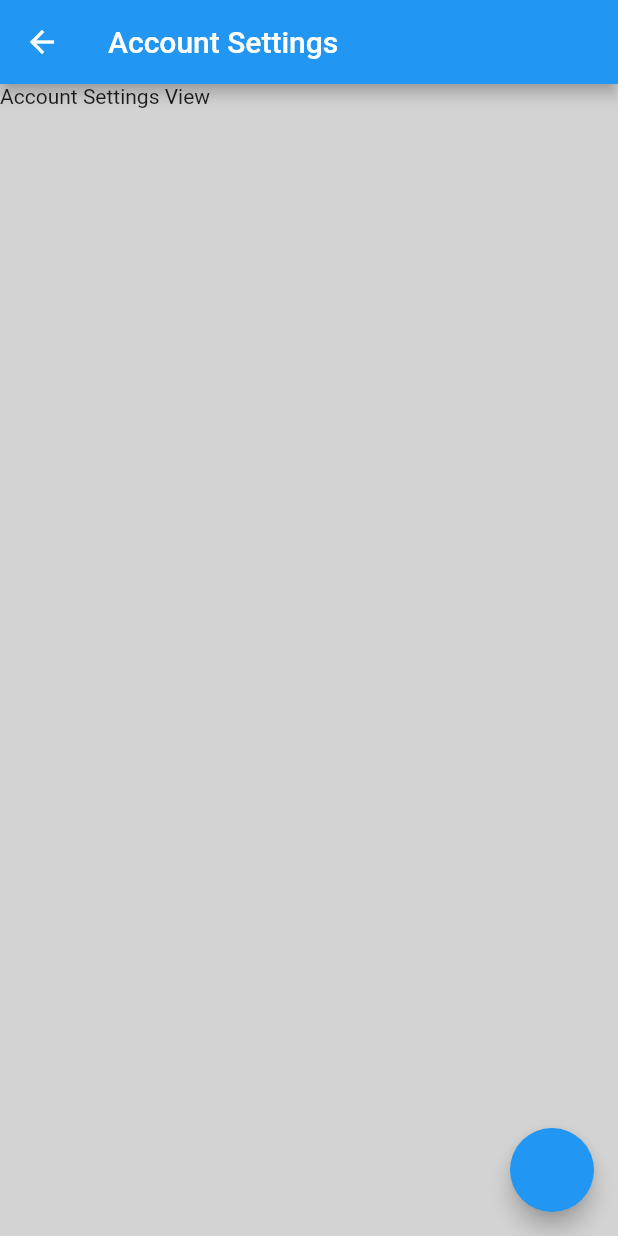
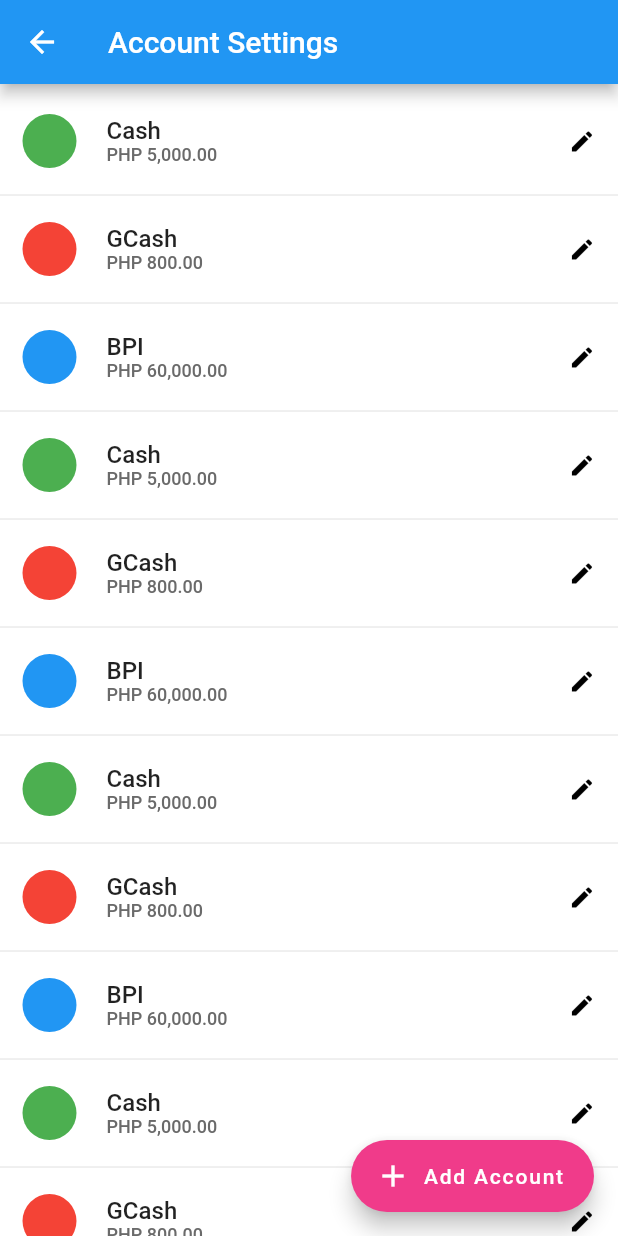
Before and after one commit to joneldominic/personal-finance-management-app, a Flutter app: the AccountSettingsView screen opened by its route, on a phone screen of 412 x 824 dp. Run offline on Flutter 3.47's test engine with Material 2 defaults, Android fonts, the phone set to English and light mode, and no system bars; our stand-ins replace freezed_annotation, logger, stacked, stacked_core, stacked_services; generated files the repository leaves out were written again.

Commit message:
Added Account Settings List Item; Improve FAB UI

```diff
--- a/lib/app/app.locator.dart
+++ b/lib/app/app.locator.dart
@@ -6,6 +6,7 @@
 
 // ignore_for_file: public_member_api_docs
 
+// ignore: depend_on_referenced_packages
 import 'package:stacked_core/stacked_core.dart';
 import 'package:stacked_services/stacked_services.dart';
 
--- /dev/null
+++ b/lib/ui/components/account_list_item.dart
@@ -0,0 +1,56 @@
+import 'package:flutter/material.dart';
+import 'package:personal_finance_management_app/ui/themes/custom_theme.dart';
+
+class AccountListItem extends StatelessWidget {
+  const AccountListItem({
+    Key? key,
+    this.accountName,
+    this.color,
+    this.amount,
+  }) : super(key: key);
+
+  final String? accountName;
+  final Color? color;
+  final String? amount;
+
+  @override
+  Widget build(BuildContext context) {
+    final customTheme = Theme.of(context).extension<CustomTheme>()!;
+
+    return ListTile(
+      contentPadding: const EdgeInsets.fromLTRB(15, 0, 0, 0),
+      leading: CircleAvatar(
+        radius: 18,
+        backgroundColor: color,
+      ),
+      title: Column(
+        crossAxisAlignment: CrossAxisAlignment.start,
+        children: [
+          Text(
+            accountName ?? '',
+            style: const TextStyle(
+              fontSize: 16,
+              fontWeight: FontWeight.w500,
+            ),
+          ),
+          Text(
+            amount ?? "",
+            style: TextStyle(
+              fontSize: 12,
+              color: customTheme.customLightGrey,
+              fontWeight: FontWeight.w500,
+            ),
+          ),
+        ],
+      ),
+      trailing: IconButton(
+        icon: Icon(
+          Icons.edit,
+          size: 18,
+          color: customTheme.primaryTextColor,
+        ),
+        onPressed: () {},
+      ),
+    );
+  }
+}
--- a/lib/ui/views/account_settings/account_settings_view.dart
+++ b/lib/ui/views/account_settings/account_settings_view.dart
@@ -1,4 +1,5 @@
 import 'package:flutter/material.dart';
+import 'package:personal_finance_management_app/ui/components/account_list_item.dart';
 import 'package:personal_finance_management_app/ui/themes/custom_theme.dart';
 
 // View: Shows the UI to the user.
@@ -14,15 +15,80 @@ class AccountSettingsView extends StatelessWidget {
   Widget build(BuildContext context) {
     final customTheme = Theme.of(context).extension<CustomTheme>()!;
 
+    final List<Color> colors = <Color>[
+      Colors.green,
+      Colors.red,
+      Colors.blue,
+      Colors.green,
+      Colors.red,
+      Colors.blue,
+      Colors.green,
+      Colors.red,
+      Colors.blue,
+      Colors.green,
+      Colors.red,
+      Colors.blue,
+    ];
+
+    final List<String> accountNames = <String>[
+      'Cash',
+      'GCash',
+      'BPI',
+      'Cash',
+      'GCash',
+      'BPI',
+      'Cash',
+      'GCash',
+      'BPI',
+      'Cash',
+      'GCash',
+      'BPI',
+    ];
+
+    final List<String> amounts = <String>[
+      "PHP 5,000.00",
+      "PHP 800.00",
+      "PHP 60,000.00",
+      "PHP 5,000.00",
+      "PHP 800.00",
+      "PHP 60,000.00",
+      "PHP 5,000.00",
+      "PHP 800.00",
+      "PHP 60,000.00",
+      "PHP 5,000.00",
+      "PHP 800.00",
+      "PHP 60,000.00",
+    ];
+
     return Scaffold(
-      floatingActionButton: FloatingActionButton(
+      floatingActionButton: FloatingActionButton.extended(
+        backgroundColor: customTheme.primaryAccent,
+        foregroundColor: Colors.white,
         onPressed: () {},
+        icon: const Icon(Icons.add),
+        label: const Text("Add Account"),
       ),
       appBar: AppBar(
         backgroundColor: customTheme.appBarBackgroundColor,
         title: const Text("Account Settings"),
       ),
-      body: const Text("Account Settings View"),
+      body: Container(
+        color: customTheme.contrastBackgroundColor,
+        child: ListView.separated(
+          padding: const EdgeInsets.fromLTRB(0, 10, 0, 90),
+          physics: const BouncingScrollPhysics(),
+          itemCount: accountNames.length,
+          itemBuilder: (BuildContext context, int index) {
+            return AccountListItem(
+              accountName: accountNames[index],
+              color: colors[index],
+              amount: amounts[index],
+            );
+          },
+          separatorBuilder: (BuildContext context, int index) =>
+              const Divider(),
+        ),
+      ),
     );
   }
 }
```
